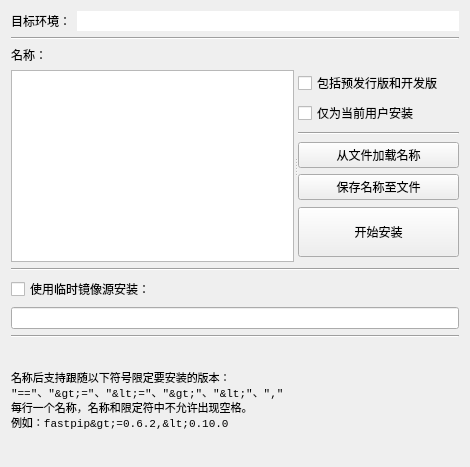
Before: the Qt Designer form interface/install_package.ui in hrpzcf/AwesomePyKit, drawn with Qt 5.
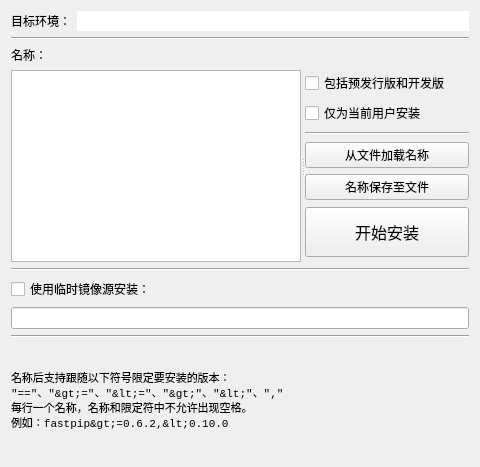
After: the same form once the commit is applied.

Commit message: fix: 包管理器安装界面微调

```diff
--- a/interface/install_package.ui
+++ b/interface/install_package.ui
@@ -9,19 +9,19 @@
    <rect>
     <x>0</x>
     <y>0</y>
-    <width>470</width>
+    <width>480</width>
     <height>467</height>
    </rect>
   </property>
   <property name="minimumSize">
    <size>
-    <width>470</width>
+    <width>480</width>
     <height>467</height>
    </size>
   </property>
   <property name="maximumSize">
    <size>
-    <width>470</width>
+    <width>480</width>
     <height>467</height>
    </size>
   </property>
@@ -126,7 +126,7 @@
              <item>
               <widget class="QPushButton" name="pb_save_as_text">
                <property name="text">
-                <string>保存名称至文件</string>
+                <string>名称保存至文件</string>
                </property>
               </widget>
              </item>
@@ -140,6 +140,49 @@
                <height>50</height>
               </size>
              </property>
+             <property name="palette">
+              <palette>
+               <active>
+                <colorrole role="ButtonText">
+                 <brush brushstyle="SolidPattern">
+                  <color alpha="255">
+                   <red>0</red>
+                   <green>0</green>
+                   <blue>255</blue>
+                  </color>
+                 </brush>
+                </colorrole>
+               </active>
+               <inactive>
+                <colorrole role="ButtonText">
+                 <brush brushstyle="SolidPattern">
+                  <color alpha="255">
+                   <red>0</red>
+                   <green>0</green>
+                   <blue>0</blue>
+                  </color>
+                 </brush>
+                </colorrole>
+               </inactive>
+               <disabled>
+                <colorrole role="ButtonText">
+                 <brush brushstyle="SolidPattern">
+                  <color alpha="255">
+                   <red>120</red>
+                   <green>120</green>
+                   <blue>120</blue>
+                  </color>
+                 </brush>
+                </colorrole>
+               </disabled>
+              </palette>
+             </property>
+             <property name="font">
+              <font>
+               <family>Microsoft YaHei UI</family>
+               <pointsize>12</pointsize>
+              </font>
+             </property>
              <property name="text">
               <string>开始安装</string>
              </property>
```
The commit also changes 3 other files.
